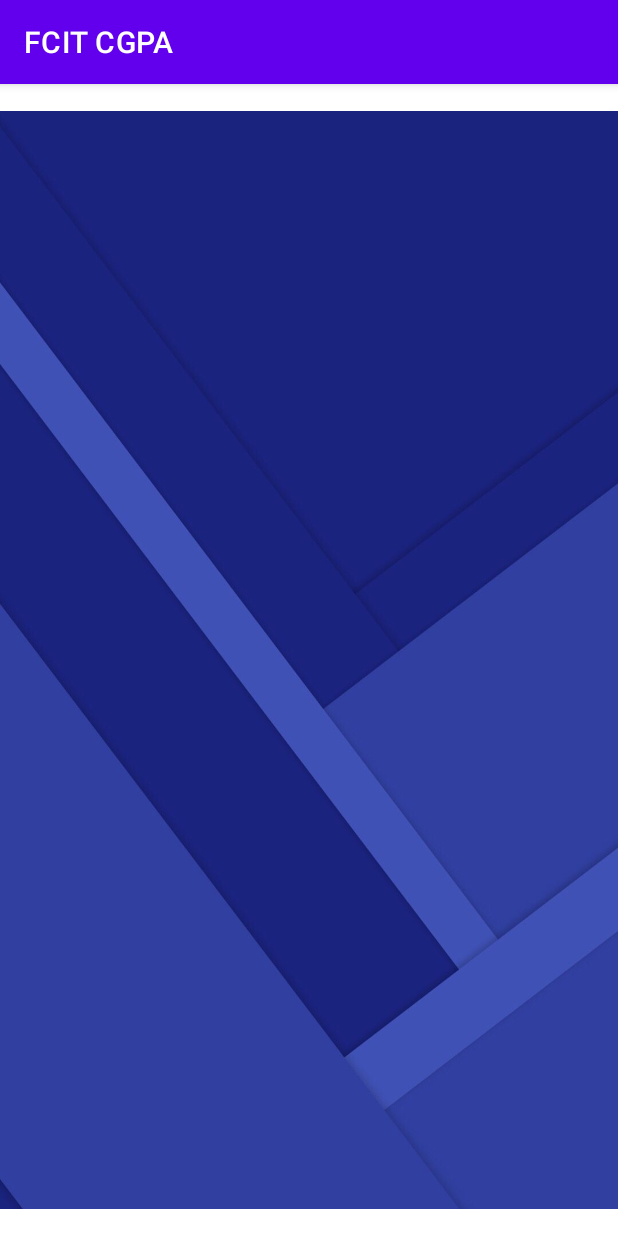
After one commit to UzairAsadBaig/Mobile-Computing, an Android app: the CgpaActivity screen opened directly, with no data from a screen before it, on a phone screen of 412 x 824 dp. The commit adds this screen. Run offline under Robolectric (Android 15) with nearby library versions, the phone set to English and light mode, and no system bars.

Commit message:
Added a new CgpaActivty and linked with MainActivity

```diff
--- a/FCITCGPA/app/src/main/AndroidManifest.xml
+++ b/FCITCGPA/app/src/main/AndroidManifest.xml
@@ -14,6 +14,9 @@
         android:theme="@style/Theme.FCITCGPA"
         tools:targetApi="31">
         <activity
+            android:name=".CgpaActivity"
+            android:exported="false" />
+        <activity
             android:name=".MainActivity"
             android:exported="true">
             <intent-filter>
--- /dev/null
+++ b/FCITCGPA/app/src/main/java/com/example/fcitcgpa/CgpaActivity.java
@@ -0,0 +1,14 @@
+package com.example.fcitcgpa;
+
+import androidx.appcompat.app.AppCompatActivity;
+
+import android.os.Bundle;
+
+public class CgpaActivity extends AppCompatActivity {
+
+    @Override
+    protected void onCreate(Bundle savedInstanceState) {
+        super.onCreate(savedInstanceState);
+        setContentView(R.layout.activity_cgpa);
+    }
+}
--- a/FCITCGPA/app/src/main/java/com/example/fcitcgpa/MainActivity.java
+++ b/FCITCGPA/app/src/main/java/com/example/fcitcgpa/MainActivity.java
@@ -1,14 +1,25 @@
 package com.example.fcitcgpa;
-
 import androidx.appcompat.app.AppCompatActivity;
 
+import android.content.Intent;
 import android.os.Bundle;
+import android.view.View;
+import android.widget.Button;
 
 public class MainActivity extends AppCompatActivity {
 
+    Button CgpaBtn;
     @Override
     protected void onCreate(Bundle savedInstanceState) {
         super.onCreate(savedInstanceState);
         setContentView(R.layout.activity_main);
+        CgpaBtn = (Button) findViewById(R.id.calCgpa);
+        CgpaBtn.setOnClickListener(new View.OnClickListener() {
+            @Override
+            public void onClick(View view) {
+                Intent intent = new Intent(MainActivity.this,CgpaActivity.class);
+                startActivity(intent);
+            }
+        });
     }
 }
--- /dev/null
+++ b/FCITCGPA/app/src/main/res/layout/activity_cgpa.xml
@@ -0,0 +1,19 @@
+<?xml version="1.0" encoding="utf-8"?>
+<androidx.constraintlayout.widget.ConstraintLayout xmlns:android="http://schemas.android.com/apk/res/android"
+    xmlns:app="http://schemas.android.com/apk/res-auto"
+    xmlns:tools="http://schemas.android.com/tools"
+    android:layout_width="match_parent"
+    android:layout_height="match_parent"
+    tools:context=".CgpaActivity">
+
+    <ImageView
+        android:id="@+id/imageView"
+        android:layout_width="wrap_content"
+        android:layout_height="wrap_content"
+        app:layout_constraintBottom_toBottomOf="parent"
+        app:layout_constraintEnd_toEndOf="parent"
+        app:layout_constraintStart_toStartOf="parent"
+        app:layout_constraintTop_toTopOf="parent"
+        app:srcCompat="@drawable/img2" />
+
+</androidx.constraintlayout.widget.ConstraintLayout>
```
